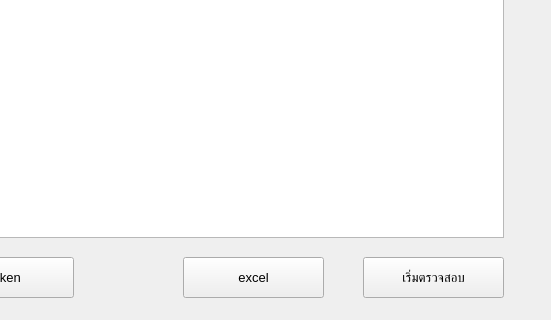
Before: the Qt Designer form check_moph_id.ui in tehnplk/OneID, drawn with Qt 5; both pictures show x 257 to 808 and y 263 to 583 of the 808 by 583 pixel window.
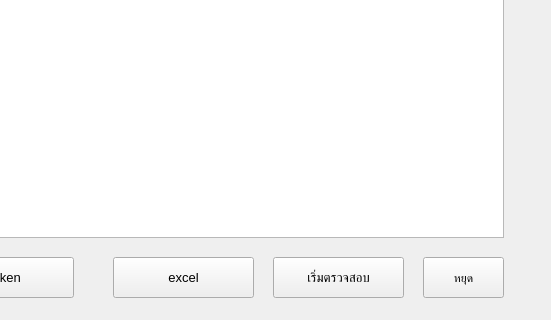
After: the same form once the commit is applied. Icons and pictures are not drawn.

The edit to the form file:
```diff
--- a/check_moph_id.ui
+++ b/check_moph_id.ui
@@ -78,9 +78,9 @@
    <widget class="QPushButton" name="btn_begin">
     <property name="geometry">
      <rect>
-      <x>620</x>
+      <x>530</x>
       <y>520</y>
-      <width>141</width>
+      <width>131</width>
       <height>41</height>
      </rect>
     </property>
@@ -96,7 +96,7 @@
    <widget class="QPushButton" name="btn_excel">
     <property name="geometry">
      <rect>
-      <x>440</x>
+      <x>370</x>
       <y>520</y>
       <width>141</width>
       <height>41</height>
@@ -195,6 +195,24 @@
      </font>
     </property>
    </widget>
+   <widget class="QPushButton" name="btn_stop">
+    <property name="geometry">
+     <rect>
+      <x>680</x>
+      <y>520</y>
+      <width>81</width>
+      <height>41</height>
+     </rect>
+    </property>
+    <property name="font">
+     <font>
+      <pointsize>9</pointsize>
+     </font>
+    </property>
+    <property name="text">
+     <string>หยุด</string>
+    </property>
+   </widget>
   </widget>
  </widget>
  <resources/>
```
